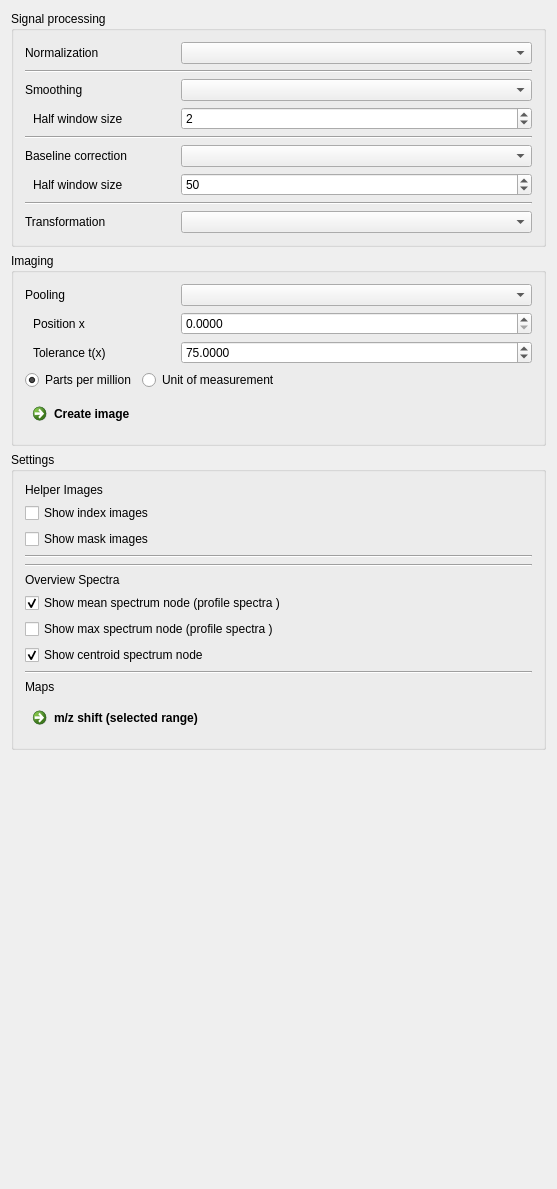
Before: the Qt Designer form Plugins/org.mitk.gui.qt.m2.data/src/internal/m2Data.ui in jtfcordes/M2aia, drawn with Qt 5.
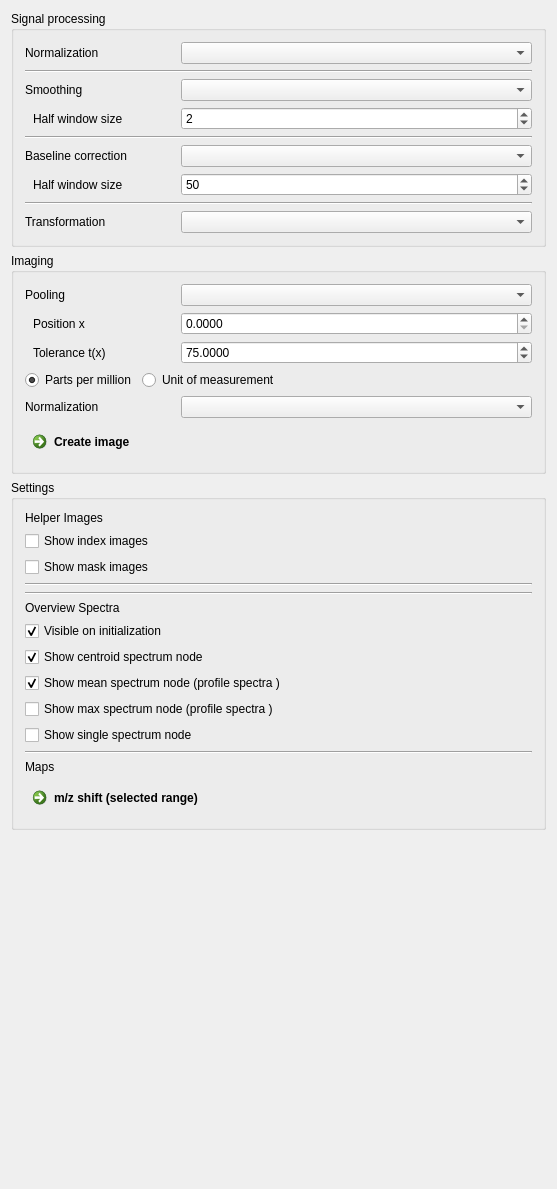
After: the same form once the commit is applied.

Commit message: add image normalization after ion image generation

The edit to the form file:
```diff
--- a/Plugins/org.mitk.gui.qt.m2.data/src/internal/m2Data.ui
+++ b/Plugins/org.mitk.gui.qt.m2.data/src/internal/m2Data.ui
@@ -627,6 +627,53 @@
         </item>
        </layout>
       </item>
+      <item>
+       <layout class="QHBoxLayout" name="horizontalLayout_10">
+        <item>
+         <widget class="QLabel" name="label_15">
+          <property name="minimumSize">
+           <size>
+            <width>150</width>
+            <height>0</height>
+           </size>
+          </property>
+          <property name="maximumSize">
+           <size>
+            <width>150</width>
+            <height>16777215</height>
+           </size>
+          </property>
+          <property name="font">
+           <font>
+            <italic>false</italic>
+           </font>
+          </property>
+          <property name="toolTip">
+           <string>&lt;html&gt;&lt;head/&gt;&lt;body&gt;&lt;p&gt;Values in a range based query are processed/pooled according to the selected strategy.&lt;/p&gt;&lt;p&gt;&lt;br/&gt;&lt;/p&gt;&lt;/body&gt;&lt;/html&gt;</string>
+          </property>
+          <property name="text">
+           <string>Normalization</string>
+          </property>
+          <property name="indent">
+           <number>0</number>
+          </property>
+         </widget>
+        </item>
+        <item>
+         <widget class="QComboBox" name="CBImageNormalization">
+          <property name="sizePolicy">
+           <sizepolicy hsizetype="Preferred" vsizetype="Preferred">
+            <horstretch>0</horstretch>
+            <verstretch>0</verstretch>
+           </sizepolicy>
+          </property>
+          <property name="toolTip">
+           <string>Pool values in range, while using this method.</string>
+          </property>
+         </widget>
+        </item>
+       </layout>
+      </item>
       <item>
        <widget class="QCommandLinkButton" name="btnCreateImage">
         <property name="sizePolicy">
@@ -709,6 +756,32 @@
         </property>
        </widget>
       </item>
+      <item>
+       <widget class="QCheckBox" name="visibleOnInitialization">
+        <property name="text">
+         <string>Visible on initialization</string>
+        </property>
+        <property name="checked">
+         <bool>true</bool>
+        </property>
+        <property name="tristate">
+         <bool>false</bool>
+        </property>
+       </widget>
+      </item>
+      <item>
+       <widget class="QCheckBox" name="showCentroidSpectrum">
+        <property name="text">
+         <string>Show centroid spectrum node</string>
+        </property>
+        <property name="checked">
+         <bool>true</bool>
+        </property>
+        <property name="tristate">
+         <bool>false</bool>
+        </property>
+       </widget>
+      </item>
       <item>
        <widget class="QCheckBox" name="showMeanSpectrum">
         <property name="text">
@@ -733,12 +806,9 @@
        </widget>
       </item>
       <item>
-       <widget class="QCheckBox" name="showCentroidSpectrum">
+       <widget class="QCheckBox" name="showSingleSpectrum">
         <property name="text">
-         <string>Show centroid spectrum node</string>
-        </property>
-        <property name="checked">
-         <bool>true</bool>
+         <string>Show single spectrum node</string>
         </property>
         <property name="tristate">
          <bool>false</bool>
```
Left out of the diff: 2 changed lines with no effect on the pictures. The commit also changes 5 other files.
